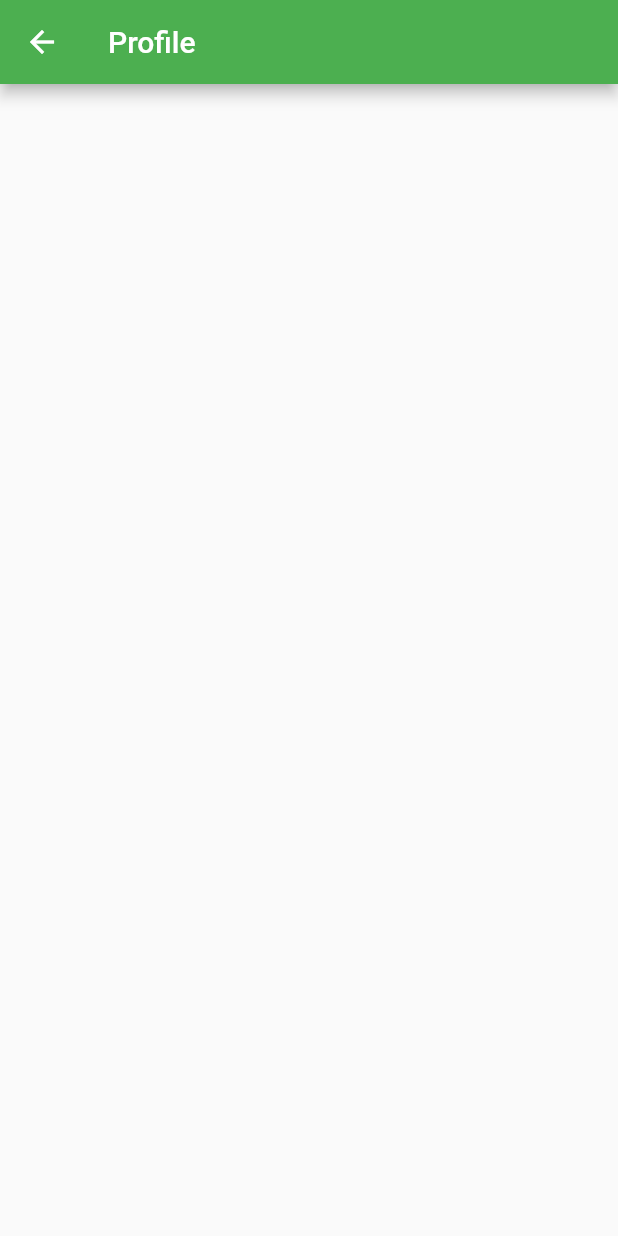
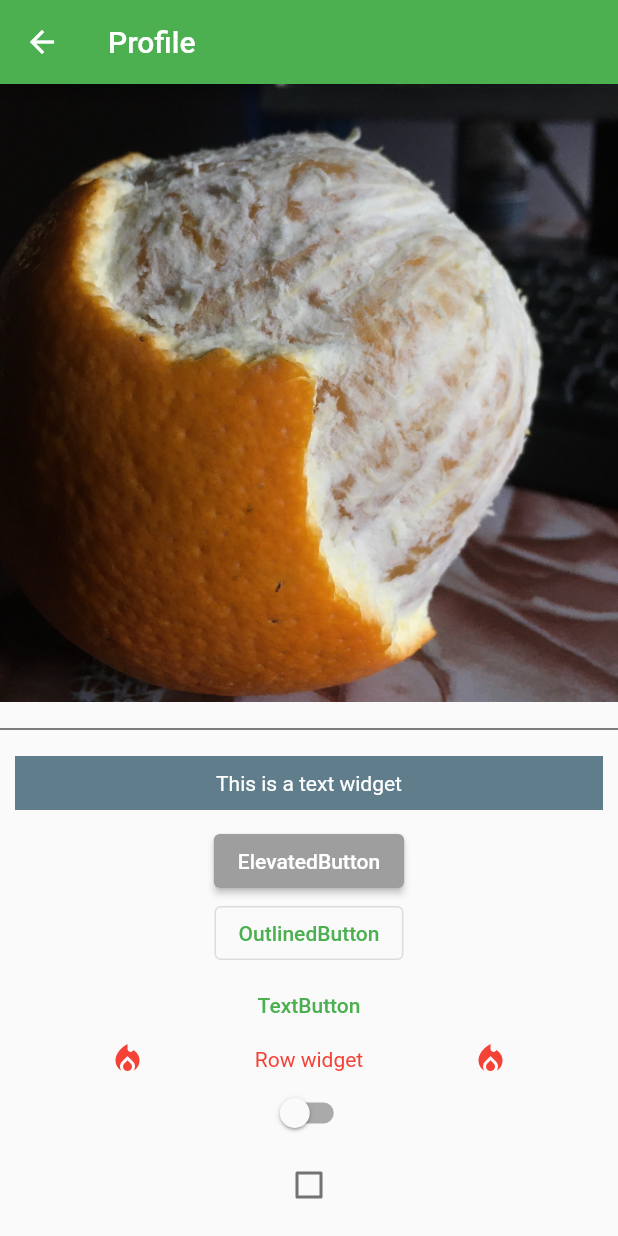
Before and after one commit to etahamad/starter, a Flutter app: the ProfilePage screen opened directly, on a phone screen of 412 x 824 dp. Run offline on Flutter 3.47's test engine with Material 2 defaults, Android fonts, the phone set to English and light mode, and no system bars.

Commit message:
learning some flutter widgets to flirt with em
widgets:
  - Image.assest
  - Divider
  - SizedBox
  - OutlinedButton
  - TextButton
  - ElevatedButton
  - Row
  - GestureDetector
  - Switch
  - Checkbox
    - Container:
  	- double.infinity
  	- TextStyle
  	- margin & padding

```diff
--- a/lib/profile_page.dart
+++ b/lib/profile_page.dart
@@ -8,6 +8,8 @@ class ProfilePage extends StatefulWidget {
 }
 
 class _ProfilePageState extends State<ProfilePage> {
+  bool isSwitched = false;
+  bool? isCheckbox = false;
   @override
   Widget build(BuildContext context) {
     return Scaffold(
@@ -21,6 +23,89 @@ class _ProfilePageState extends State<ProfilePage> {
           },
         ),
       ),
+      body: Column(
+        children: [
+          Image.asset('images/orange.JPG'),
+          const SizedBox(height: 10),
+          const Divider(
+            color: Colors.black,
+          ),
+          Container(
+            margin: const EdgeInsets.all(10.0),
+            padding: const EdgeInsets.all(10.0),
+            color: Colors.blueGrey,
+            width: double.infinity,
+            child: const Center(
+              child: Text(
+                'This is a text widget',
+                style: TextStyle(
+                  color: Colors.white,
+                ),
+              ),
+            ),
+          ),
+          ElevatedButton(
+            style: ElevatedButton.styleFrom(
+              primary: isSwitched ? Colors.green : Colors.grey,
+            ),
+            onPressed: () {
+              debugPrint('ElevatedButton pressed');
+            },
+            child: const Text('ElevatedButton'),
+          ),
+          OutlinedButton(
+            onPressed: () {
+              debugPrint('OutlinedButton pressed');
+            },
+            child: const Text('OutlinedButton'),
+          ),
+          TextButton(
+            onPressed: () {
+              debugPrint('TextButton pressed');
+            },
+            child: const Text('TextButton'),
+          ),
+          GestureDetector(
+            behavior: HitTestBehavior.opaque,
+            onTap: () {
+              debugPrint('GestureDetector tapped');
+            },
+            child: Row(
+              mainAxisAlignment: MainAxisAlignment.spaceEvenly,
+              children: const [
+                Icon(
+                  Icons.local_fire_department,
+                  color: Colors.red,
+                ),
+                Text(
+                  'Row widget',
+                  style: TextStyle(color: Colors.red),
+                ),
+                Icon(
+                  Icons.local_fire_department,
+                  color: Colors.red,
+                ),
+              ],
+            ),
+          ),
+          Switch(
+              value: isSwitched,
+              onChanged: (bool value) {
+                setState(() {
+                  debugPrint('Switch value: $value');
+                  isSwitched = value;
+                });
+              }),
+          Checkbox(
+              value: isCheckbox,
+              onChanged: (bool? value) {
+                setState(() {
+                  debugPrint('Checkbox value: $value');
+                  isCheckbox = value;
+                });
+              }),
+        ],
+      ),
     );
   }
 }
--- a/pubspec.yaml
+++ b/pubspec.yaml
@@ -58,8 +58,8 @@ flutter:
   uses-material-design: true
 
   # To add assets to your application, add an assets section, like this:
-  # assets:
-  #   - images/a_dot_burr.jpeg
+  assets:
+    - images/orange.JPG
   #   - images/a_dot_ham.jpeg
 
   # An image asset can refer to one or more resolution-specific "variants", see
```
Also changed, not shown: images/orange.JPG (added).
